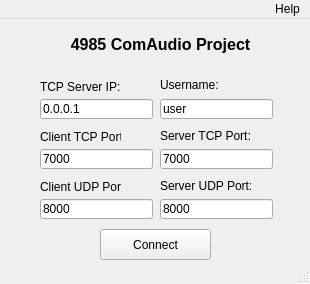
Above: src/application/mainwindow.ui from mvan/4985Final before the change. Below: the same form after it.
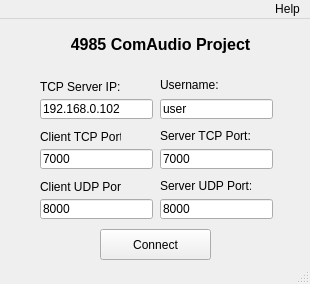
That is the form after the change.

```diff
--- a/src/application/mainwindow.ui
+++ b/src/application/mainwindow.ui
@@ -24,7 +24,7 @@
      </rect>
     </property>
     <property name="text">
-     <string>0.0.0.1</string>
+     <string>192.168.0.102</string>
     </property>
    </widget>
    <widget class="QPushButton" name="connect">
```
Left out of the diff: 2 changed lines with no effect on the pictures.
